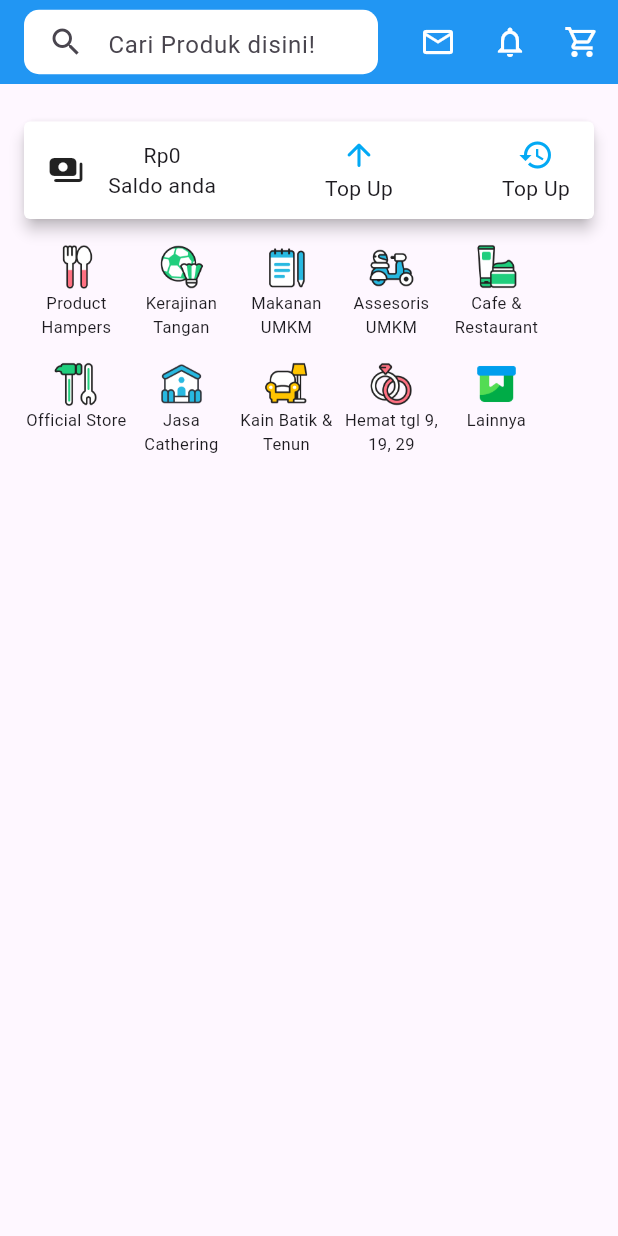
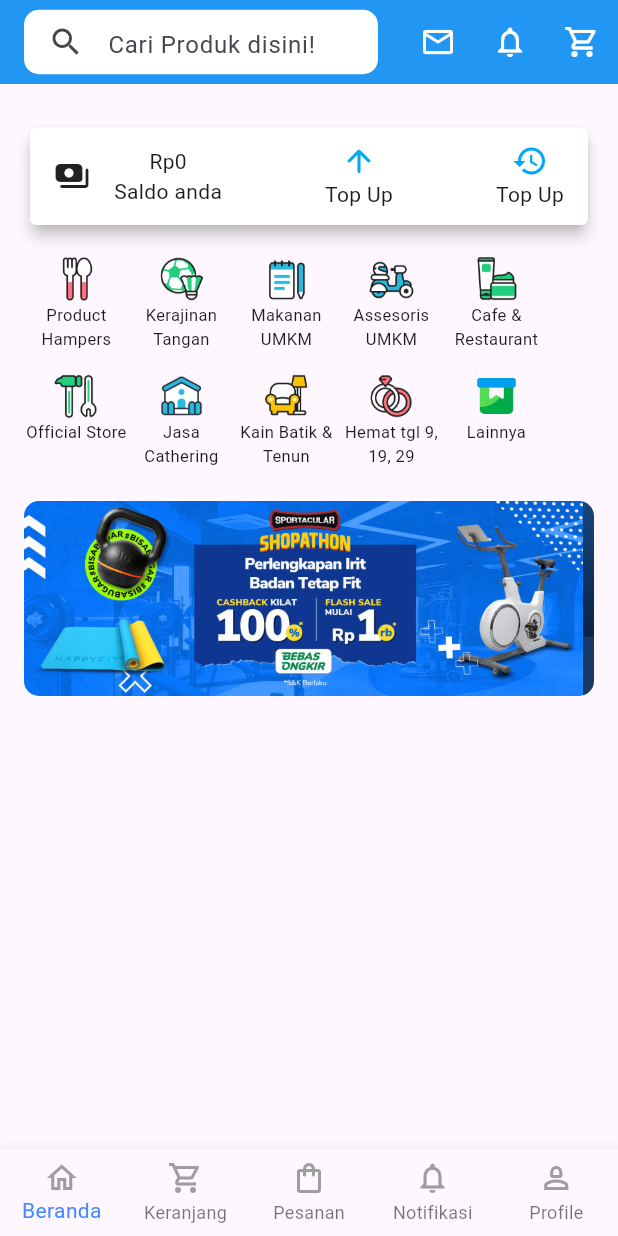
Before and after one commit to rizkysiregar/my_fluttter_app, a Flutter app: the screen it shows after launch, on a phone screen of 412 x 824 dp. Run offline on Flutter 3.47's test engine with Material 2 defaults, Android fonts, the phone set to English and light mode, and no system bars.

Commit message:
add slider and bottom nav

```diff
--- /dev/null
+++ b/lib/model/slider_image_model.dart
@@ -0,0 +1,5 @@
+class SliderImageModel {
+  final String imageUri;
+
+  SliderImageModel({required this.imageUri});
+}
--- a/lib/screen/home_screen.dart
+++ b/lib/screen/home_screen.dart
@@ -1,5 +1,7 @@
+import 'package:ecommerce_my_la/widgets/bottom_nav.dart';
 import 'package:ecommerce_my_la/widgets/list_menu_home.dart';
 import 'package:ecommerce_my_la/widgets/payment_status_home.dart';
+import 'package:ecommerce_my_la/widgets/slider_home.dart';
 import 'package:flutter/material.dart';
 import 'package:flutter/widgets.dart';
 
@@ -48,7 +50,7 @@ class HomeScreen extends StatelessWidget {
         ),
         body: Center(
             child: Container(
-          margin: EdgeInsets.only(left: 16),
+          margin: EdgeInsets.only(left: 16, right: 16),
           child: const Column(
             children: [
               SizedBox(
@@ -59,8 +61,11 @@ class HomeScreen extends StatelessWidget {
                 height: 16,
               ),
               ListMenuHome(),
+              SizedBox(height: 16),
+              SliderHome()
             ],
           ),
-        )));
+        )),
+        bottomNavigationBar: const MyBottomNavigationItem());
   }
 }
--- /dev/null
+++ b/lib/widgets/bottom_nav.dart
@@ -0,0 +1,62 @@
+import 'package:flutter/material.dart';
+
+class MyBottomNavigationItem extends StatefulWidget {
+  const MyBottomNavigationItem({super.key});
+
+  @override
+  State<MyBottomNavigationItem> createState() => _MyBottomNavigationItemState();
+}
+
+class _MyBottomNavigationItemState extends State<MyBottomNavigationItem> {
+  int _selectedIndex = 0;
+
+  void _onItemTapped(int index) {
+    setState(() {
+      _selectedIndex = index;
+    });
+  }
+
+  @override
+  Widget build(BuildContext context) {
+    return BottomNavigationBar(
+      currentIndex: _selectedIndex,
+      selectedItemColor: Colors.blueAccent,
+      type: BottomNavigationBarType.fixed,
+      onTap: _onItemTapped,
+      showUnselectedLabels: true,
+      showSelectedLabels: true,
+      items: const [
+        BottomNavigationBarItem(
+            icon: Icon(
+              Icons.home_outlined,
+              color: Colors.grey,
+            ),
+            label: 'Beranda'),
+        BottomNavigationBarItem(
+            icon: Icon(
+              Icons.shopping_cart_outlined,
+              color: Colors.grey,
+            ),
+            label: 'Keranjang'),
+        BottomNavigationBarItem(
+            icon: Icon(
+              Icons.shopping_bag_outlined,
+              color: Colors.grey,
+            ),
+            label: 'Pesanan'),
+        BottomNavigationBarItem(
+            icon: Icon(
+              Icons.notifications_outlined,
+              color: Colors.grey,
+            ),
+            label: 'Notifikasi'),
+        BottomNavigationBarItem(
+            icon: Icon(
+              Icons.person_2_outlined,
+              color: Colors.grey,
+            ),
+            label: 'Profile'),
+      ],
+    );
+  }
+}
--- a/lib/widgets/payment_status_home.dart
+++ b/lib/widgets/payment_status_home.dart
@@ -6,7 +6,6 @@ class PaymentStatusHome extends StatelessWidget {
   @override
   Widget build(BuildContext context) {
     return Card(
-      margin: const EdgeInsets.only(right: 16),
       elevation: 4,
       shape: RoundedRectangleBorder(borderRadius: BorderRadius.circular(8)),
       child: Container(
--- /dev/null
+++ b/lib/widgets/slider_home.dart
@@ -0,0 +1,33 @@
+import 'package:ecommerce_my_la/model/slider_image_model.dart';
+import 'package:flutter/material.dart';
+
+class SliderHome extends StatelessWidget {
+  const SliderHome({super.key});
+
+  static List<SliderImageModel> dummy = [
+    SliderImageModel(imageUri: 'images/asset_slider18.jpg'),
+    SliderImageModel(imageUri: 'images/asset_slider17.jpg'),
+    SliderImageModel(imageUri: 'images/asset_slider16.jpg'),
+  ];
+
+  @override
+  Widget build(BuildContext context) {
+    return ClipRRect(
+      borderRadius: BorderRadius.circular(10),
+      child: SizedBox(
+        height: 130,
+        child: ListView.builder(
+          shrinkWrap: true,
+          scrollDirection: Axis.horizontal,
+          itemBuilder: (BuildContext context, int index) {
+            return Container(
+              height: 150,
+              child: Image.asset(dummy[index].imageUri, fit: BoxFit.cover),
+            );
+          },
+          itemCount: dummy.length,
+        ),
+      ),
+    );
+  }
+}
```
